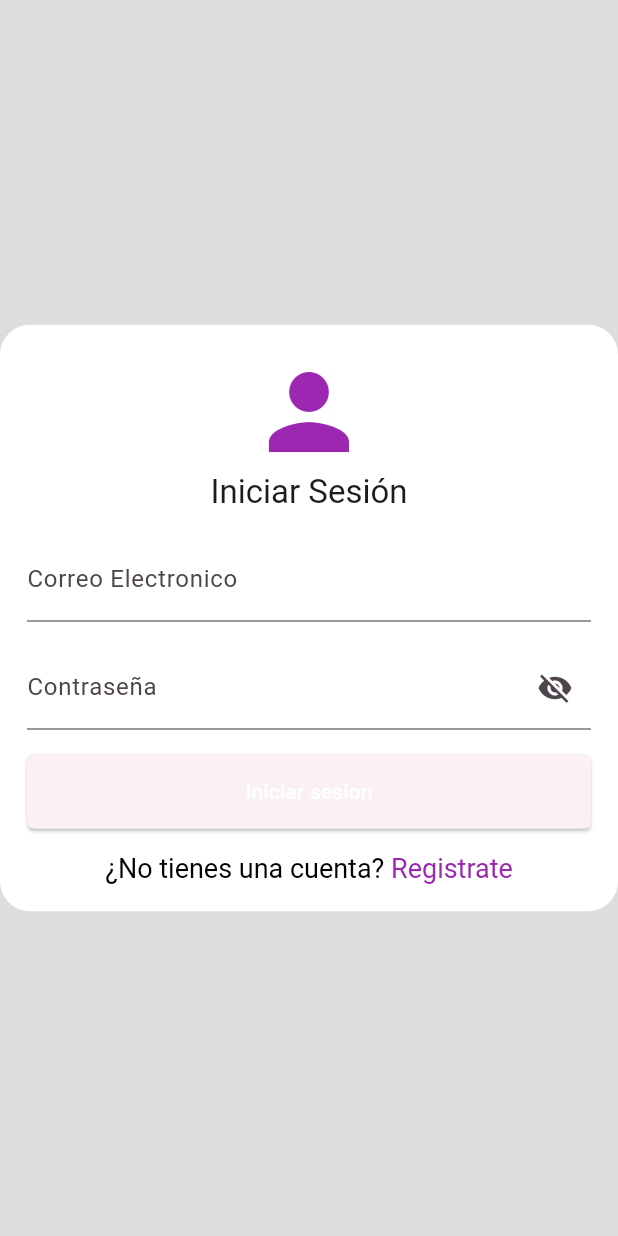
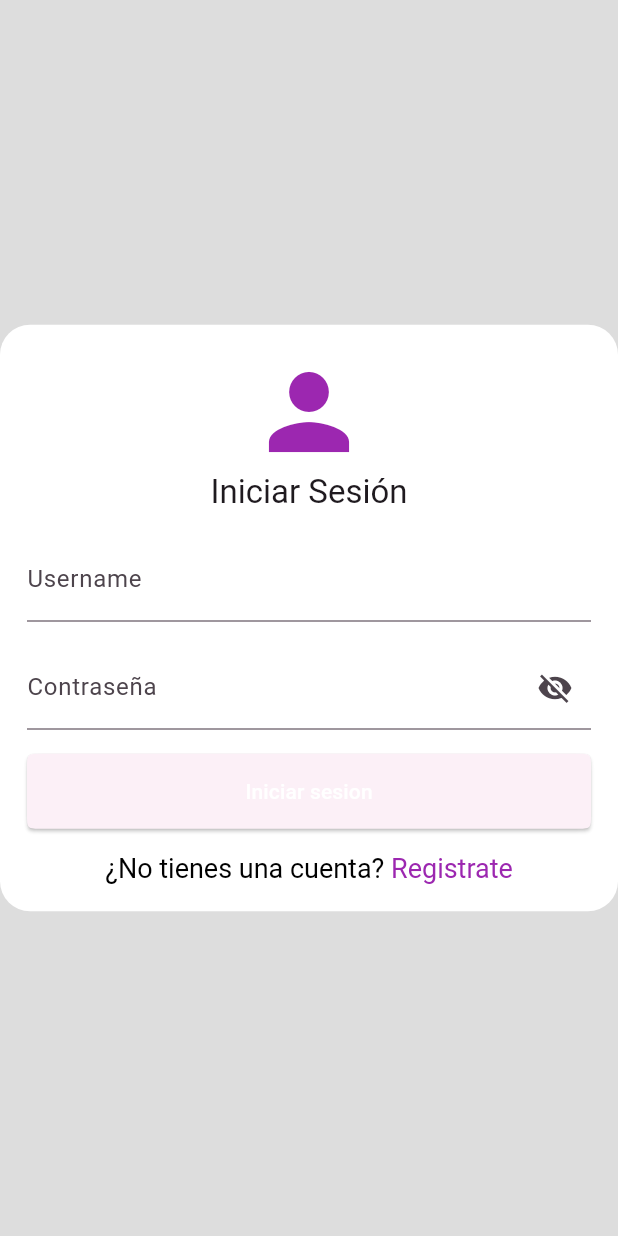
Before and after one commit to kenshimota/flutter-app-ERP, a Flutter app: the screen it shows after launch, on a phone screen of 412 x 824 dp. Run offline on Flutter 3.47's test engine with Material 2 defaults, Android fonts, the phone set to English and light mode, and no system bars; our stand-ins replace flutter_dotenv, go_router, logger, mask_text_input_formatter; missing offline and left inert: validatorless.

Commit message:
the last changed

```diff
--- a/lib/core/response/users/user_response.dart
+++ b/lib/core/response/users/user_response.dart
@@ -27,8 +27,8 @@ class UserResponse {
       firstName: json['first_name'],
       lastName: json['last_name'],
       identityDocument: json['identity_document'],
-      createdAt: json['created_at'],
-      updatedAt: json['updated_at'],
+      createdAt: DateTime.parse(json['created_at']),
+      updatedAt: DateTime.parse(json['updated_at']),
     );
   }
 }
--- a/lib/widgets/form_signin.dart
+++ b/lib/widgets/form_signin.dart
@@ -1,5 +1,6 @@
 import 'package:flutter/gestures.dart';
 import 'package:flutter/material.dart';
+import 'package:flutter_app_erp/widgets/input_user_name.dart';
 
 import 'package:go_router/go_router.dart';
 import 'package:flutter_app_erp/widgets/typography.dart';
@@ -19,7 +20,7 @@ class FormSignin extends StatefulWidget {
 
 class _FormSigninState extends State<FormSignin> {
   final GlobalKey<FormState> _formKey = GlobalKey<FormState>();
-  final TextEditingController _email = TextEditingController();
+  final TextEditingController _username = TextEditingController();
   final TextEditingController _password = TextEditingController();
 
   onSubmit() {
@@ -27,7 +28,7 @@ class _FormSigninState extends State<FormSignin> {
       return null;
     }
 
-    widget.onSubmit({"username": _email.text, "password": _password.text});
+    widget.onSubmit({"username": _username.text, "password": _password.text});
   }
 
   @override
@@ -61,10 +62,7 @@ class _FormSigninState extends State<FormSignin> {
             ]),
           ),
           FormControl(
-            child: InputEmail(
-              controller: _email,
-              isRequired: true,
-            ),
+            child: InputUserName(controller: _username),
           ),
           FormControl(
             child: InputPassword(controller: _password),
--- a/lib/widgets/form_signin_request.dart
+++ b/lib/widgets/form_signin_request.dart
@@ -22,7 +22,8 @@ class _FormSigninRequestState extends State<FormSigninRequest> {
     } on Exception catch (e) {
       showError(context, e);
     } catch (e) {
-      showError(context, Exception("Chequee su conexión"));
+      debugPrint(e.toString());
+      showError(context, Exception("Verifique su conexión"));
     }
 
     return response;
--- a/lib/widgets/input_email.dart
+++ b/lib/widgets/input_email.dart
@@ -13,7 +13,6 @@ class InputEmail extends StatelessWidget {
     this.controller,
   });
 
-  @override
   void dispose() {
     controller!.dispose();
   }
--- a/lib/widgets/input_user_name.dart
+++ b/lib/widgets/input_user_name.dart
@@ -3,7 +3,13 @@ import "package:validatorless/validatorless.dart";
 
 class InputUserName extends StatelessWidget {
   final String? label;
-  const InputUserName({super.key, this.label = 'Username'});
+  final TextEditingController? controller;
+
+  const InputUserName({super.key, this.label = 'Username', this.controller});
+
+  void dispose() {
+    controller!.dispose();
+  }
 
   @override
   Widget build(BuildContext context) {
@@ -18,6 +24,7 @@ class InputUserName extends StatelessWidget {
         hintText: 'UserName',
       ),
       validator: Validatorless.multiple(listValidations),
+      controller: controller,
     );
   }
 }
```
